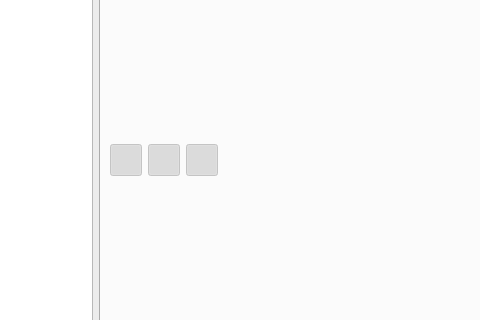
Qt form ui/volume.ui (s-du/SkyStock) before a commit; both pictures show x 274 to 754 and y 262 to 582 of the 1003 by 728 pixel window.
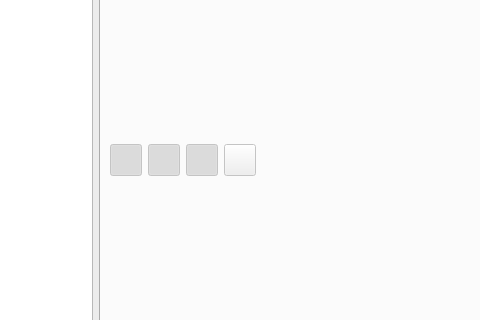
The same form after that commit.

```diff
--- a/ui/volume.ui
+++ b/ui/volume.ui
@@ -211,6 +211,31 @@
                  </property>
                 </widget>
                </item>
+               <item>
+                <widget class="QPushButton" name="pushButton_show_linemeas">
+                 <property name="enabled">
+                  <bool>false</bool>
+                 </property>
+                 <property name="minimumSize">
+                  <size>
+                   <width>32</width>
+                   <height>32</height>
+                  </size>
+                 </property>
+                 <property name="maximumSize">
+                  <size>
+                   <width>32</width>
+                   <height>32</height>
+                  </size>
+                 </property>
+                 <property name="text">
+                  <string/>
+                 </property>
+                 <property name="checkable">
+                  <bool>true</bool>
+                 </property>
+                </widget>
+               </item>
                <item>
                 <spacer name="horizontalSpacer">
                  <property name="orientation">
```
